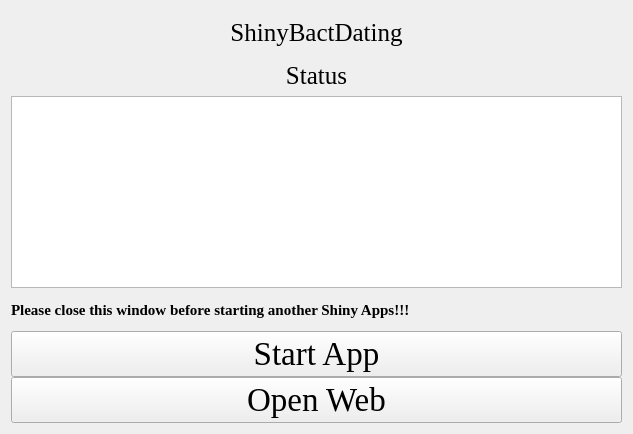
The window that ShinyBactDating.ui (hzaurzli/MicroWorldOmics) describes before a commit, drawn with Qt 5.
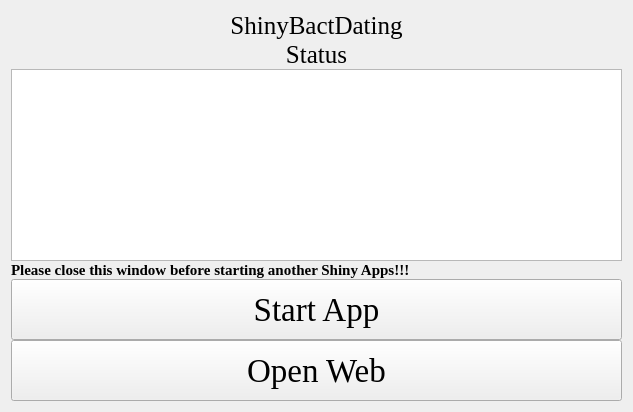
The same window after the commit. Icons and pictures are not drawn.

```diff
--- a/ShinyBactDating.ui
+++ b/ShinyBactDating.ui
@@ -7,7 +7,7 @@
     <x>0</x>
     <y>0</y>
     <width>633</width>
-    <height>434</height>
+    <height>412</height>
    </rect>
   </property>
   <property name="windowTitle">
@@ -27,6 +27,12 @@
      </property>
      <item row="0" column="0" colspan="3">
       <widget class="QLabel" name="label">
+       <property name="sizePolicy">
+        <sizepolicy hsizetype="Preferred" vsizetype="Fixed">
+         <horstretch>0</horstretch>
+         <verstretch>0</verstretch>
+        </sizepolicy>
+       </property>
        <property name="font">
         <font>
          <family>Times New Roman</family>
@@ -43,6 +49,12 @@
      </item>
      <item row="3" column="0" colspan="3">
       <widget class="QLabel" name="label_4">
+       <property name="sizePolicy">
+        <sizepolicy hsizetype="Preferred" vsizetype="Fixed">
+         <horstretch>0</horstretch>
+         <verstretch>0</verstretch>
+        </sizepolicy>
+       </property>
        <property name="font">
         <font>
          <family>Times New Roman</family>
@@ -66,6 +78,12 @@
      </item>
      <item row="7" column="0" colspan="3">
       <widget class="QLabel" name="label_3">
+       <property name="sizePolicy">
+        <sizepolicy hsizetype="Preferred" vsizetype="Fixed">
+         <horstretch>0</horstretch>
+         <verstretch>0</verstretch>
+        </sizepolicy>
+       </property>
        <property name="font">
         <font>
          <family>Times New Roman</family>
@@ -81,6 +99,12 @@
      </item>
      <item row="8" column="0" colspan="3">
       <widget class="QPushButton" name="pushButton">
+       <property name="sizePolicy">
+        <sizepolicy hsizetype="Preferred" vsizetype="Preferred">
+         <horstretch>0</horstretch>
+         <verstretch>0</verstretch>
+        </sizepolicy>
+       </property>
        <property name="font">
         <font>
          <family>Times New Roman</family>
@@ -94,6 +118,12 @@
      </item>
      <item row="9" column="0" colspan="3">
       <widget class="QPushButton" name="pushButton_2">
+       <property name="sizePolicy">
+        <sizepolicy hsizetype="Preferred" vsizetype="Preferred">
+         <horstretch>0</horstretch>
+         <verstretch>0</verstretch>
+        </sizepolicy>
+       </property>
        <property name="font">
         <font>
          <family>Times New Roman</family>
```
